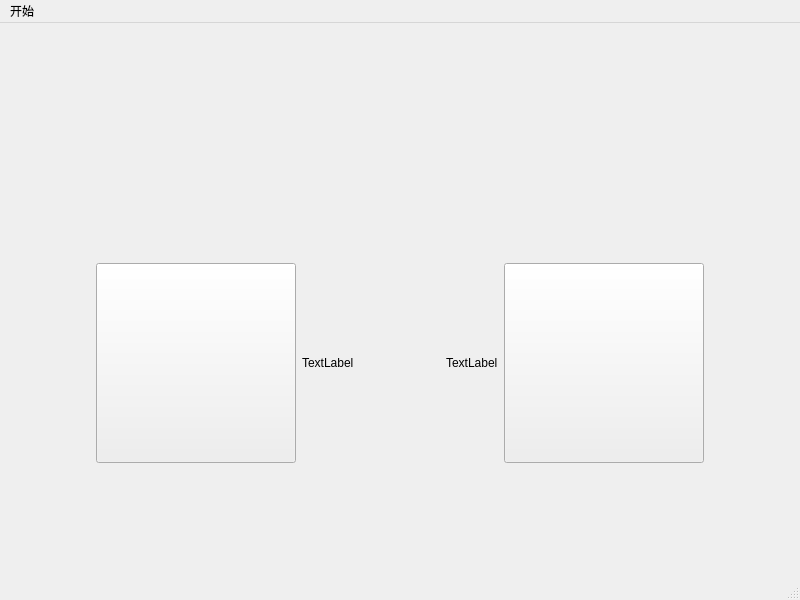
First picture: the form in CircuitSimulator_in_Cpp/startwindow.ui, repository Nowherechan/CircuitSimulator_in_Cpp, before the edit.
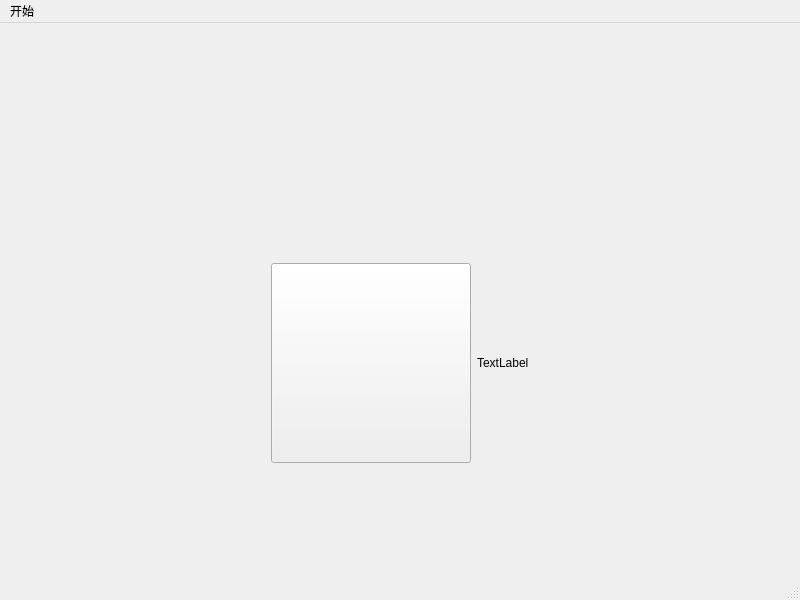
Second picture: the form after the edit. Icons and pictures are not drawn. Custom widgets are drawn as their Qt base class.

What changed in the file:
```diff
--- a/CircuitSimulator_in_Cpp/startwindow.ui
+++ b/CircuitSimulator_in_Cpp/startwindow.ui
@@ -132,57 +132,6 @@
          </property>
         </widget>
        </item>
-       <item>
-        <spacer name="horizontalSpacer_2">
-         <property name="orientation">
-          <enum>Qt::Horizontal</enum>
-         </property>
-         <property name="sizeHint" stdset="0">
-          <size>
-           <width>40</width>
-           <height>20</height>
-          </size>
-         </property>
-        </spacer>
-       </item>
-       <item>
-        <widget class="QLabel" name="label_Analog">
-         <property name="text">
-          <string>TextLabel</string>
-         </property>
-        </widget>
-       </item>
-       <item>
-        <widget class="Animation_Btn" name="btn_Analog">
-         <property name="sizePolicy">
-          <sizepolicy hsizetype="Fixed" vsizetype="Fixed">
-           <horstretch>0</horstretch>
-           <verstretch>0</verstretch>
-          </sizepolicy>
-         </property>
-         <property name="minimumSize">
-          <size>
-           <width>200</width>
-           <height>200</height>
-          </size>
-         </property>
-         <property name="maximumSize">
-          <size>
-           <width>200</width>
-           <height>200</height>
-          </size>
-         </property>
-         <property name="font">
-          <font>
-           <family>黑体</family>
-           <pointsize>24</pointsize>
-          </font>
-         </property>
-         <property name="text">
-          <string/>
-         </property>
-        </widget>
-       </item>
        <item>
         <spacer name="horizontalSpacer_3">
          <property name="orientation">
```
